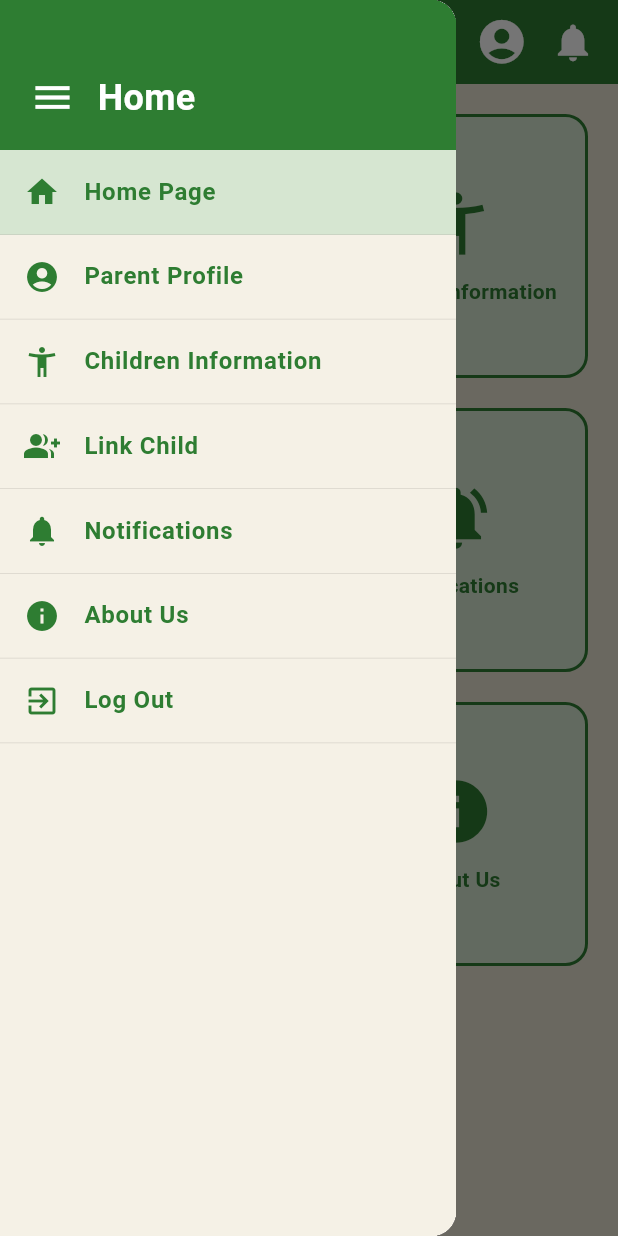
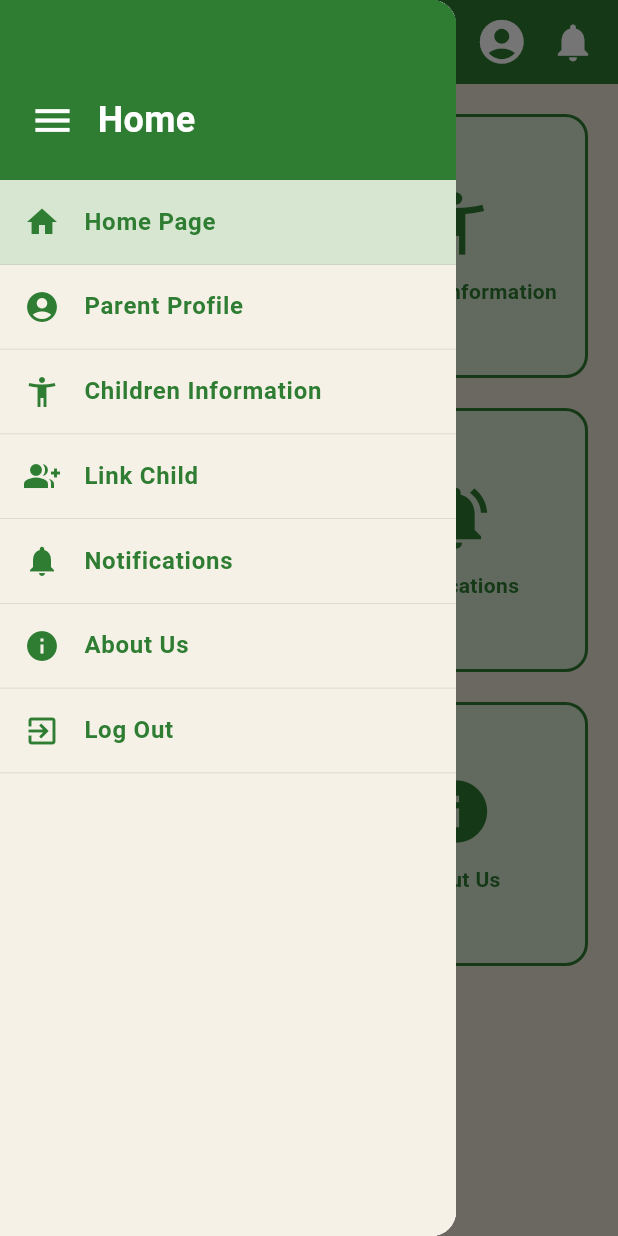
Before and after one commit to LeenSabri/Usability-Project, a Flutter app: the HomeScreen screen opened directly, with the side drawer open, on a phone screen of 412 x 824 dp. Run offline on Flutter 3.47's test engine with Material 3 defaults, Android fonts, the phone set to English and light mode, and no system bars.

Commit message:
second commit

```diff
--- a/lib/side_menu.dart
+++ b/lib/side_menu.dart
@@ -1,4 +1,5 @@
 import 'package:flutter/material.dart';
+import 'profile_screen.dart';
 
 class SideMenu extends StatelessWidget {
   const SideMenu({super.key});
@@ -11,11 +12,11 @@ class SideMenu extends StatelessWidget {
         child: Column(
           children: [
             Container(
-              height: 100,
+              height: 120,
               width: double.infinity,
               color: const Color(0xFF2E7D32),
               alignment: Alignment.centerLeft,
-              padding: const EdgeInsets.only(left: 20, top: 30),
+              padding: const EdgeInsets.only(left: 20, top: 40),
               child: const Row(
                 children: [
                   Icon(Icons.menu, color: Colors.white, size: 30),
@@ -31,37 +32,39 @@ class SideMenu extends StatelessWidget {
                 ],
               ),
             ),
-
             Expanded(
               child: ListView(
                 padding: EdgeInsets.zero,
                 children: [
-                  _buildDrawerItem(
+                  _buildItem(
+                    context,
                     Icons.home,
                     "Home Page",
                     isSelected: true,
+                  ),
+                  _buildItem(
+                    context,
+                    Icons.account_circle,
+                    "Parent Profile",
                     onTap: () {
                       Navigator.pop(context);
+                      Navigator.push(
+                        context,
+                        MaterialPageRoute(
+                          builder: (context) => const ProfilePage(),
+                        ),
+                      );
                     },
                   ),
-                  _buildDrawerItem(
-                    Icons.account_circle,
-                    "Parent Profile",
-                    onTap: () {},
-                  ),
-                  _buildDrawerItem(
+                  _buildItem(
+                    context,
                     Icons.accessibility_new,
                     "Children Information",
-                    onTap: () {},
                   ),
-                  _buildDrawerItem(Icons.group_add, "Link Child", onTap: () {}),
-                  _buildDrawerItem(
-                    Icons.notifications,
-                    "Notifications",
-                    onTap: () {},
-                  ),
-                  _buildDrawerItem(Icons.info, "About Us", onTap: () {}),
-                  _buildDrawerItem(Icons.exit_to_app, "Log Out", onTap: () {}),
+                  _buildItem(context, Icons.group_add, "Link Child"),
+                  _buildItem(context, Icons.notifications, "Notifications"),
+                  _buildItem(context, Icons.info, "About Us"),
+                  _buildItem(context, Icons.exit_to_app, "Log Out"),
                 ],
               ),
             ),
@@ -71,7 +74,8 @@ class SideMenu extends StatelessWidget {
     );
   }
 
-  Widget _buildDrawerItem(
+  Widget _buildItem(
+    BuildContext context,
     IconData icon,
     String title, {
     bool isSelected = false,
@@ -91,10 +95,9 @@ class SideMenu extends StatelessWidget {
           style: const TextStyle(
             color: Color(0xFF2E7D32),
             fontWeight: FontWeight.bold,
-            fontSize: 16,
           ),
         ),
-        onTap: onTap,
+        onTap: onTap ?? () => Navigator.pop(context),
       ),
     );
   }
```
Also changed, not shown: lib/change_password_screen.dart (added, +137 -0 lines), lib/profile_screen.dart (added, +101 -0 lines).
